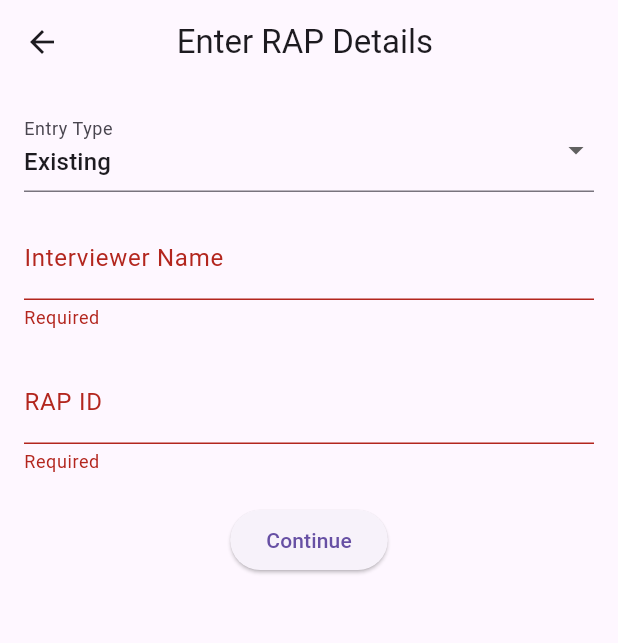
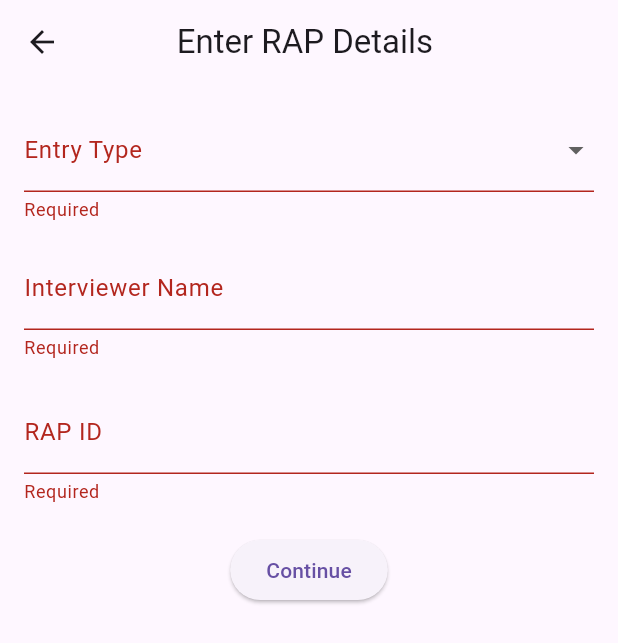
Before and after one commit to ralaunchX/Cims_App, a Flutter app: the RapIdEntryScreen screen opened by its route, after a tap on "Continue", on a phone screen of 412 x 824 dp. Shown: the top 643 px of the screen. Run offline on Flutter 3.47's test engine with Material 3 defaults, Android fonts, the phone set to English and light mode, and no system bars; our stand-ins replace connectivity_plus, geolocator, image_picker, internet_connection_checker, logger, permission_handler and 1 more; missing offline and left inert: external_path; accounts and stored records are empty.

Commit message:
ui changes

```diff
--- a/cims/lib/rap_create.dart
+++ b/cims/lib/rap_create.dart
@@ -18,7 +18,7 @@ class _RapIdEntryScreenState extends State<RapIdEntryScreen> {
   final _formKey = GlobalKey<FormState>();
   String rapId = '';
   String interviewerName = '';
-  String entryType = 'Existing'; // default selected
+  String? entryType;
   bool isLoading = false;
   late TextEditingController rapIdController;
 
@@ -75,6 +75,8 @@ class _RapIdEntryScreenState extends State<RapIdEntryScreen> {
                 DropdownButtonFormField<String>(
                   decoration: const InputDecoration(labelText: 'Entry Type'),
                   value: entryType,
+                  validator: (val) =>
+                      val == null || val.isEmpty ? 'Required' : null,
                   items: ['Existing', 'New']
                       .map((e) => DropdownMenuItem(value: e, child: Text(e)))
                       .toList(),
@@ -119,7 +121,16 @@ class _RapIdEntryScreenState extends State<RapIdEntryScreen> {
                   },
                   controller: rapIdController,
                   readOnly: entryType == 'New',
-                  decoration: const InputDecoration(labelText: 'RAP ID'),
+                  decoration: InputDecoration(
+                    labelText: entryType == 'Existing'
+                        ? 'Enter Existing RAP ID'
+                        : entryType == 'New'
+                            ? 'New RAP ID'
+                            : 'RAP ID',
+                    helperText: entryType == 'New'
+                        ? 'Fill Interviewer Name and Tap to Autofill RAP ID'
+                        : null,
+                  ),
                   onChanged: (val) => rapIdController.text = rapId = val.trim(),
                   validator: (val) =>
                       val == null || val.isEmpty ? 'Required' : null,
```
Also changed, not shown: cims/lib/rap_list.dart (+23 -2 lines).
